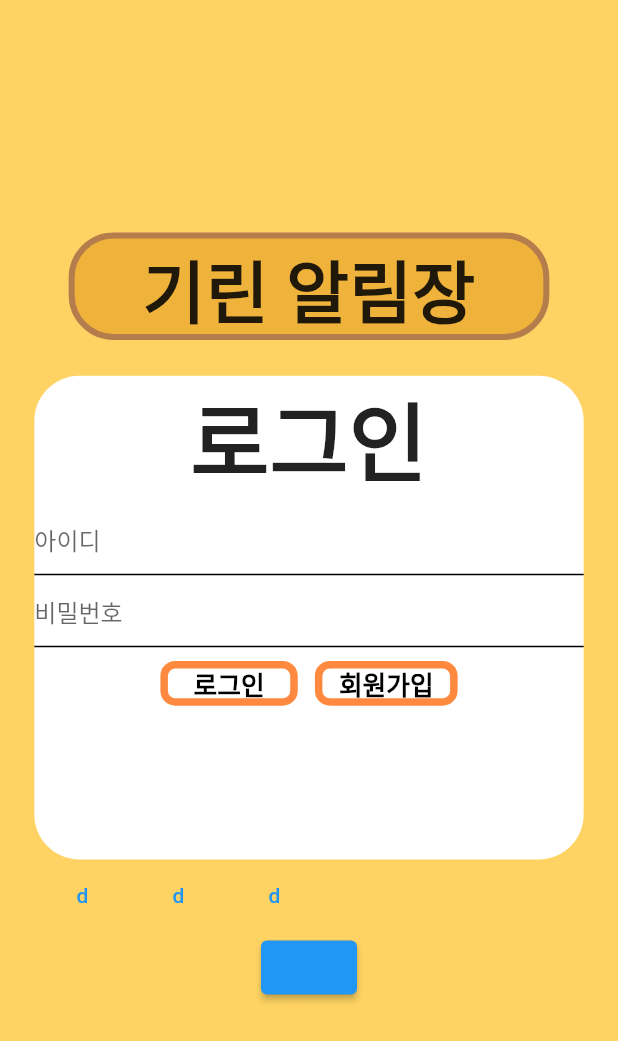
After one commit to lsuinl/noice_with_me, a Flutter app: the screen it shows after launch, after a tap on "로그인화면", on a phone screen of 412 x 824 dp. The commit adds this screen. Shown: the top 1041 px of the screen. Run offline on Flutter 3.47's test engine with Material 2 defaults, Android fonts, the phone set to English and light mode, and no system bars; our stand-ins replace flutter_screenutil.

Commit message:
만드는 중..

```diff
--- a/notice_with_me/lib/main.dart
+++ b/notice_with_me/lib/main.dart
@@ -1,11 +1,12 @@
 import 'package:flutter/material.dart';
 import 'package:flutter_screenutil/flutter_screenutil.dart';
 import 'package:notice_with_me/screen/lodding_screen.dart';
+import 'package:notice_with_me/screen/moving.dart';
 
 void main() {
   runApp(ScreenUtilInit(
       designSize: Size(360, 690),
       builder: (context, child) {
-        return MaterialApp(home: LoddingScreen());
+        return MaterialApp(home: moving());
       }));
 }
--- /dev/null
+++ b/notice_with_me/lib/screen/login_screen.dart
@@ -0,0 +1,121 @@
+import 'package:flutter/material.dart';
+import 'package:flutter_screenutil/flutter_screenutil.dart';
+
+class LoginScreen extends StatelessWidget {
+  const LoginScreen({Key? key}) : super(key: key);
+
+  @override
+  Widget build(BuildContext context) {
+    return Scaffold(
+      backgroundColor: Color(0xFFFFD363),
+      body: Center(
+        child: Padding(
+          padding: EdgeInsets.all(20.r),
+          child: Column(
+            mainAxisAlignment: MainAxisAlignment.center,
+            crossAxisAlignment: CrossAxisAlignment.center,
+            children: [
+              Container(
+                alignment: Alignment.center,
+                decoration: BoxDecoration(
+                    color: Color(0xFFEFB23B),
+                    borderRadius: BorderRadius.all(Radius.circular(30)),
+                    border: Border.all(color: Color(0xFFB57D4B), width: 4)),
+                height: 60.h,
+                width: 280.w,
+                child: Text(
+                  "기린 알림장",
+                  style:
+                  TextStyle(fontSize: 40.sp, fontWeight: FontWeight.w700),
+                ),
+              ),
+              SizedBox(height: 20.h),
+              Container(
+                alignment: Alignment.center,
+                decoration: BoxDecoration(
+                  color: Colors.white,
+                  borderRadius: BorderRadius.all(Radius.circular(30)),
+                ),
+                height: 270.h,
+                width: 320.w,
+                child: Column(children: [
+                  Text(
+                    "로그인",
+                    style:
+                    TextStyle(fontSize: 50.sp, fontWeight: FontWeight.w700),
+                  ),
+                  TextField(
+                    decoration: InputDecoration(
+                      enabledBorder: UnderlineInputBorder(
+                          borderSide:
+                          BorderSide(color: Colors.black)),
+                      hintText: "아이디",
+                    ),
+                  ),
+                  TextField(
+                    decoration: InputDecoration(
+                      enabledBorder: UnderlineInputBorder(
+                          borderSide:
+                          BorderSide(color: Colors.black)),
+                      hintText: "비밀번호",
+                    ),
+                  ),
+                  Row(
+                    mainAxisAlignment: MainAxisAlignment.center,
+                    children: [
+                      OutlinedButton(
+                        onPressed: () {},
+                        child:
+                        Text("로그인", style: TextStyle(fontSize: 15.sp, fontWeight: FontWeight.w600)),
+                        style: OutlinedButton.styleFrom(
+                            minimumSize: Size(80.w, 25.h),
+                            shape: const RoundedRectangleBorder(
+                                borderRadius:
+                                BorderRadius.all(Radius.circular(10))),
+                            backgroundColor: Colors.white,
+                            primary: Colors.black,
+                            side: BorderSide(
+                              // 테두리 바꾸는 속성
+                              color: Color(0xFFFF8A3F),
+                              width: 5.0,
+                            )),
+                      ),
+                      SizedBox(width: 10.w),
+                      OutlinedButton(
+                        onPressed: () {},
+                        child:
+                        Text("회원가입", style: TextStyle(fontSize: 15.sp, fontWeight: FontWeight.w600)),
+                        style: OutlinedButton.styleFrom(
+                            minimumSize: Size(80.w, 25.h),
+                            shape: const RoundedRectangleBorder(
+                                borderRadius:
+                                BorderRadius.all(Radius.circular(10))),
+                            backgroundColor: Colors.white,
+                            primary: Colors.black,
+                            side: BorderSide(
+                              // 테두리 바꾸는 속성
+                              color: Color(0xFFFF8A3F),
+                              width: 5.0,
+                            )),
+                      ),
+                    ],
+                  )
+                ]),
+              ),
+              Row(
+                children: [
+                  TextButton(onPressed: (){}, child: Text("d")),
+                  TextButton(onPressed: (){}, child: Text("d")),
+                  TextButton(onPressed: (){}, child: Text("d")),
+                ],
+              ),
+              ElevatedButton(
+                  onPressed: () => Navigator.of(context).pop(),
+                  child: Text("")),
+            ],
+          ),
+        ),
+      ),
+    );
+  }
+}
--- /dev/null
+++ b/notice_with_me/lib/screen/moving.dart
@@ -0,0 +1,53 @@
+import 'package:flutter/material.dart';
+import 'package:flutter_screenutil/flutter_screenutil.dart';
+import 'package:notice_with_me/screen/agree_screen.dart';
+import 'package:notice_with_me/screen/lodding_screen.dart';
+import 'package:notice_with_me/screen/login_screen.dart';
+
+class moving extends StatelessWidget {
+  const moving({Key? key}) : super(key: key);
+
+  @override
+  Widget build(BuildContext context) {
+    return Scaffold(
+        body: Center(
+      child: Column(
+        children: [
+          SizedBox(height:100.h),
+          ElevatedButton(
+              onPressed: () => Navigator.push(context,
+                  MaterialPageRoute(builder: (context) => LoddingScreen())),
+              child: Text("로딩화면")),
+          ElevatedButton(
+              onPressed: () => Navigator.push(context,
+                  MaterialPageRoute(builder: (context) => AgreeScreen())),
+              child: Text("약관동의")),
+          ElevatedButton(
+              onPressed: () => Navigator.push(context,
+                  MaterialPageRoute(builder: (context) => LoginScreen())),
+              child: Text("로그인화면")),
+          ElevatedButton(
+              onPressed: () => Navigator.push(context,
+                  MaterialPageRoute(builder: (context) => LoddingScreen())),
+              child: Text("로딩화면")),
+          ElevatedButton(
+              onPressed: () => Navigator.push(context,
+                  MaterialPageRoute(builder: (context) => LoddingScreen())),
+              child: Text("로딩화면")),
+          ElevatedButton(
+              onPressed: () => Navigator.push(context,
+                  MaterialPageRoute(builder: (context) => LoddingScreen())),
+              child: Text("로딩화면")),
+          ElevatedButton(
+              onPressed: () => Navigator.push(context,
+                  MaterialPageRoute(builder: (context) => LoddingScreen())),
+              child: Text("로딩화면")),
+          ElevatedButton(
+              onPressed: () => Navigator.push(context,
+                  MaterialPageRoute(builder: (context) => LoddingScreen())),
+              child: Text("로딩화면")),
+        ],
+      ),
+    ));
+  }
+}
```
Also changed, not shown: notice_with_me/lib/screen/agree_screen.dart (+76 -0 lines), notice_with_me/lib/screen/lodding_screen.dart (+12 -10 lines), 20 other files.
